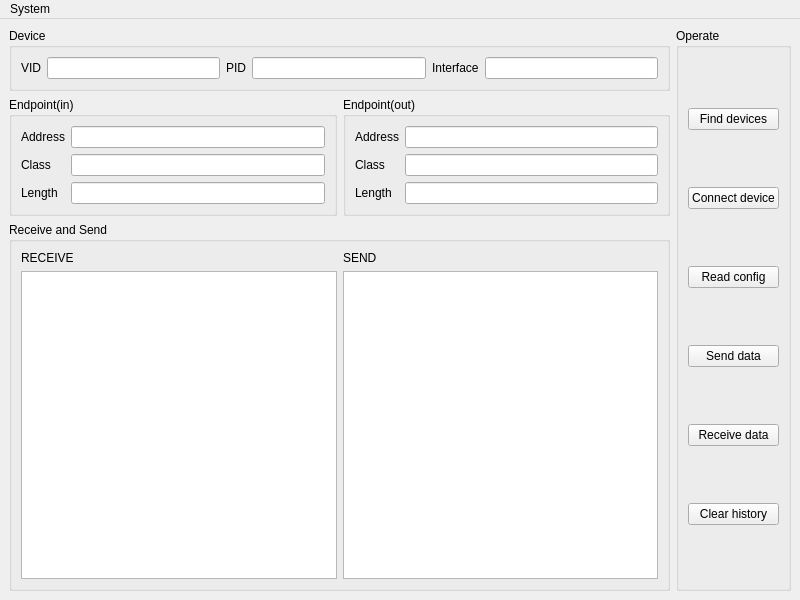
The window that OnLinux/ui/sub_ui_bluetooth.ui (zhengyinloong/KeyboardUC) describes before a commit, drawn with Qt 5.
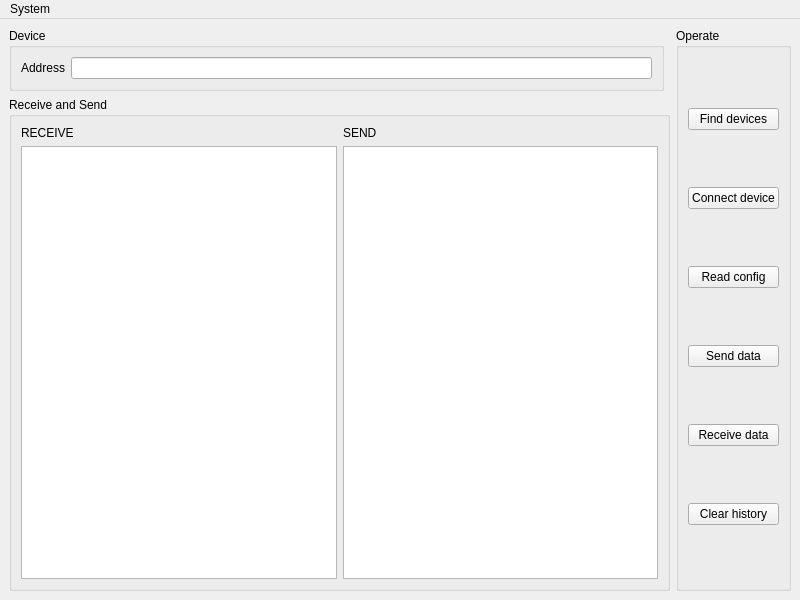
The same window after the commit.

```diff
--- a/OnLinux/ui/sub_ui_bluetooth.ui
+++ b/OnLinux/ui/sub_ui_bluetooth.ui
@@ -15,88 +15,7 @@
   </property>
   <widget class="QWidget" name="centralwidget">
    <layout class="QGridLayout" name="gridLayout_5">
-    <item row="0" column="0" colspan="2">
-     <widget class="QGroupBox" name="groupBox_Device">
-      <property name="title">
-       <string>Device</string>
-      </property>
-      <layout class="QHBoxLayout" name="horizontalLayout">
-       <item>
-        <widget class="QLabel" name="label_VID">
-         <property name="text">
-          <string>VID</string>
-         </property>
-        </widget>
-       </item>
-       <item>
-        <widget class="QLineEdit" name="lineEdit_VID"/>
-       </item>
-       <item>
-        <widget class="QLabel" name="label_PID">
-         <property name="text">
-          <string>PID</string>
-         </property>
-        </widget>
-       </item>
-       <item>
-        <widget class="QLineEdit" name="lineEdit_PID"/>
-       </item>
-       <item>
-        <widget class="QLabel" name="label_Interface">
-         <property name="text">
-          <string>Interface</string>
-         </property>
-        </widget>
-       </item>
-       <item>
-        <widget class="QLineEdit" name="lineEdit_Interface"/>
-       </item>
-      </layout>
-     </widget>
-    </item>
-    <item row="1" column="0">
-     <widget class="QGroupBox" name="groupBox_EPI">
-      <property name="title">
-       <string>Endpoint(in)</string>
-      </property>
-      <layout class="QGridLayout" name="gridLayout_2">
-       <property name="sizeConstraint">
-        <enum>QLayout::SetDefaultConstraint</enum>
-       </property>
-       <item row="0" column="1">
-        <widget class="QLineEdit" name="lineEdit_EPIAddress"/>
-       </item>
-       <item row="2" column="1">
-        <widget class="QLineEdit" name="lineEdit_EPILength"/>
-       </item>
-       <item row="0" column="0">
-        <widget class="QLabel" name="label_EPIAddress">
-         <property name="text">
-          <string>Address</string>
-         </property>
-        </widget>
-       </item>
-       <item row="1" column="0">
-        <widget class="QLabel" name="label_EPIClass">
-         <property name="text">
-          <string>Class</string>
-         </property>
-        </widget>
-       </item>
-       <item row="1" column="1">
-        <widget class="QLineEdit" name="lineEdit_EPIClass"/>
-       </item>
-       <item row="2" column="0">
-        <widget class="QLabel" name="label_EPILength">
-         <property name="text">
-          <string>Length</string>
-         </property>
-        </widget>
-       </item>
-      </layout>
-     </widget>
-    </item>
-    <item row="2" column="0" colspan="2">
+    <item row="1" column="0" colspan="2">
      <widget class="QGroupBox" name="groupBox_RS">
       <property name="title">
        <string>Receive and Send </string>
@@ -125,7 +44,7 @@
       </layout>
      </widget>
     </item>
-    <item row="0" column="2" rowspan="3">
+    <item row="0" column="2" rowspan="2">
      <widget class="QGroupBox" name="groupBox_Operate">
       <property name="title">
        <string>Operate</string>
@@ -176,41 +95,21 @@
       </layout>
      </widget>
     </item>
-    <item row="1" column="1">
-     <widget class="QGroupBox" name="groupBox_EPO">
+    <item row="0" column="0">
+     <widget class="QGroupBox" name="groupBox_Device">
       <property name="title">
-       <string>Endpoint(out)</string>
+       <string>Device</string>
       </property>
-      <layout class="QGridLayout" name="gridLayout_4">
-       <item row="0" column="1">
-        <widget class="QLineEdit" name="lineEdit_EPOAddress"/>
-       </item>
-       <item row="2" column="0">
-        <widget class="QLabel" name="label_EPOLength">
-         <property name="text">
-          <string>Length</string>
-         </property>
-        </widget>
-       </item>
-       <item row="0" column="0">
-        <widget class="QLabel" name="label_EPOAddress">
+      <layout class="QHBoxLayout" name="horizontalLayout">
+       <item>
+        <widget class="QLabel" name="label_Addr">
          <property name="text">
           <string>Address</string>
          </property>
         </widget>
        </item>
-       <item row="1" column="0">
-        <widget class="QLabel" name="label_EPOClass">
-         <property name="text">
-          <string>Class</string>
-         </property>
-        </widget>
-       </item>
-       <item row="1" column="1">
-        <widget class="QLineEdit" name="lineEdit_EPOClass"/>
-       </item>
-       <item row="2" column="1">
-        <widget class="QLineEdit" name="lineEdit_EPOLength"/>
+       <item>
+        <widget class="QLineEdit" name="lineEdit_Address"/>
        </item>
       </layout>
      </widget>
```
